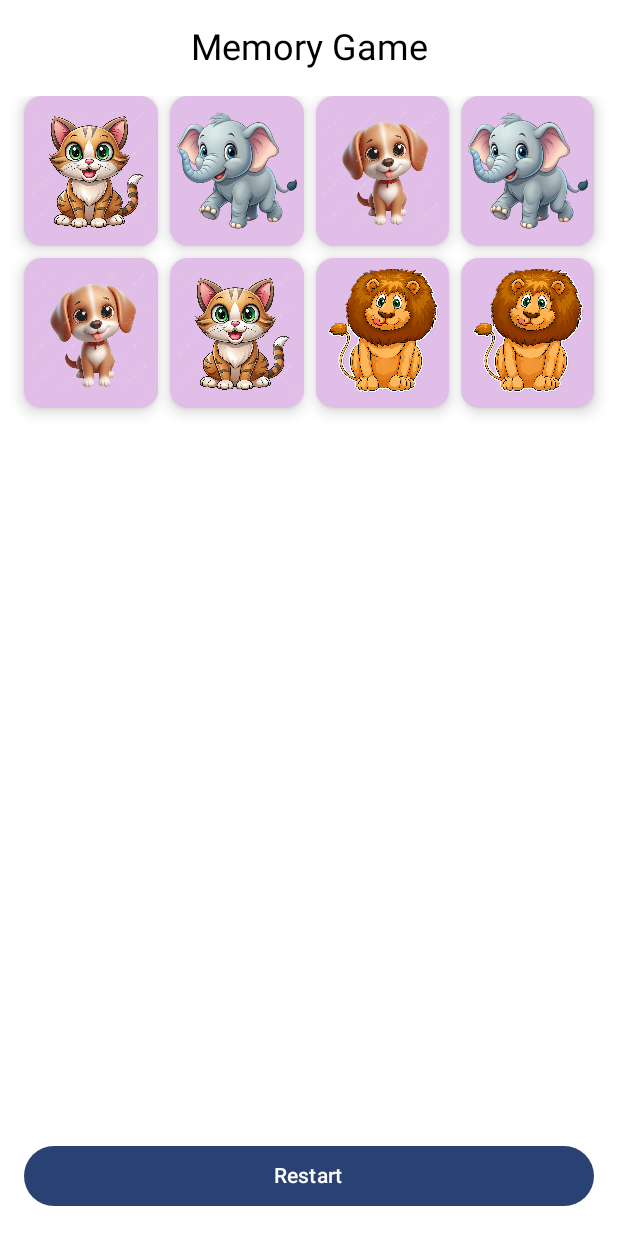
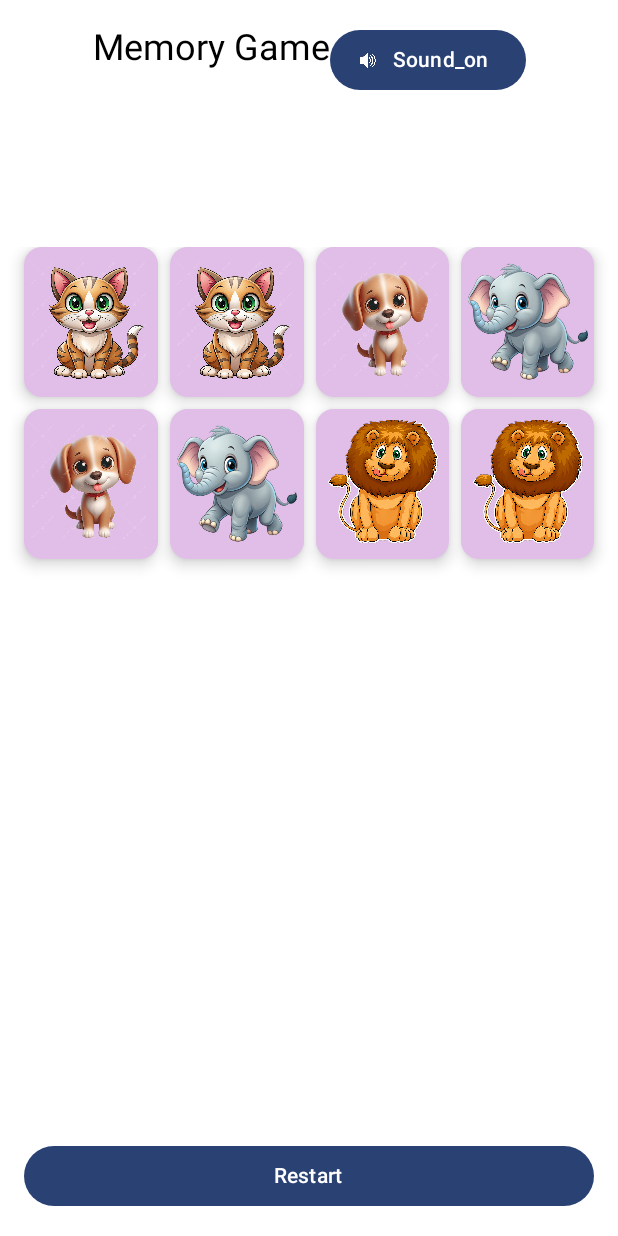
Before and after one commit to talitamorales-tech/ComposeMemory, an Android app built with Jetpack Compose: the @Preview function MemoryGameScreenPreview, on a phone screen of 412 x 824 dp. Run offline under Robolectric (Android 15) with nearby library versions, the phone set to English and light mode, and no system bars.

Commit message:
Setting animal sound button

```diff
--- a/app/src/main/java/com/talitamorales/composememory/MemoryGameScreen.kt
+++ b/app/src/main/java/com/talitamorales/composememory/MemoryGameScreen.kt
@@ -1,19 +1,25 @@
 package com.talitamorales.composememory
 
 import android.media.MediaPlayer
+import android.widget.Toast
 import androidx.lifecycle.viewmodel.compose.viewModel
 import androidx.compose.foundation.layout.Arrangement
 import androidx.compose.foundation.layout.Column
+import androidx.compose.foundation.layout.Row
+import androidx.compose.foundation.layout.Spacer
 import androidx.compose.foundation.layout.WindowInsets
 import androidx.compose.foundation.layout.fillMaxSize
 import androidx.compose.foundation.layout.fillMaxWidth
 import androidx.compose.foundation.layout.padding
 import androidx.compose.foundation.layout.safeDrawing
+import androidx.compose.foundation.layout.size
 import androidx.compose.foundation.layout.windowInsetsPadding
 import androidx.compose.foundation.lazy.grid.GridCells
 import androidx.compose.foundation.lazy.grid.LazyVerticalGrid
 import androidx.compose.foundation.lazy.grid.items
 import androidx.compose.material3.Button
+import androidx.compose.material3.ButtonDefaults
+import androidx.compose.material3.Icon
 import androidx.compose.material3.MaterialTheme
 import androidx.compose.material3.Text
 import androidx.compose.runtime.Composable
@@ -25,6 +31,7 @@ import androidx.compose.runtime.setValue
 import androidx.compose.ui.Alignment
 import androidx.compose.ui.Modifier
 import androidx.compose.ui.platform.LocalContext
+import androidx.compose.ui.res.painterResource
 import androidx.compose.ui.text.style.TextAlign
 import androidx.compose.ui.unit.dp
 import com.talitamorales.composememory.gamelogic.MemoryCard
@@ -37,6 +44,9 @@ fun MemoryGameScreen(viewModel: GameViewModel = viewModel()) {
     val context = LocalContext.current
     var mediaPlayer: MediaPlayer? by remember { mutableStateOf(null) }
     val scope = rememberCoroutineScope()
+    var isSoundEnabled by remember { mutableStateOf(true) }
+    var imageSound by remember { mutableStateOf(R.drawable.sound_on) }
+
     Column(
         horizontalAlignment = Alignment.CenterHorizontally,
         verticalArrangement = Arrangement.Center,
@@ -45,16 +55,44 @@ fun MemoryGameScreen(viewModel: GameViewModel = viewModel()) {
             .windowInsetsPadding(WindowInsets.safeDrawing)
             .padding(16.dp)
     ) {
-        Text(
-            text = if (viewModel.gameWon) "🎉 You won!" else "Memory Game",
-            style = MaterialTheme.typography.headlineSmall,
-            textAlign = TextAlign.Center,
-            modifier = Modifier.padding(bottom = 16.dp)
+        Row(Modifier.weight(20.0f), horizontalArrangement = Arrangement.Center) {
+            Text(
+                text = if (viewModel.gameWon) "🎉 You won!" else "Memory Game",
+                style = MaterialTheme.typography.headlineSmall,
+                textAlign = TextAlign.Center,
+                modifier = Modifier.padding(bottom = 16.dp)
             )
+            Button(
+                onClick = {
+                    if (isSoundEnabled) {
+                        imageSound = R.drawable.sound_off
+                        isSoundEnabled = false
+                    } else {
+                        if (mediaPlayer?.isPlaying == true) {
+                            mediaPlayer?.stop()
+                            mediaPlayer?.release()
+                            mediaPlayer = null
+                        }
+                        imageSound = R.drawable.sound_on
+                        isSoundEnabled = true
+                    }
+                    Toast.makeText(context,if(isSoundEnabled) "Sound_on 🔊" else "Sound_off 🔇",Toast.LENGTH_SHORT).show()
+                },
+                contentPadding = ButtonDefaults.ButtonWithIconContentPadding
+            ) {
+                Icon(
+                    painterResource(id = imageSound),
+                    contentDescription = "Sound button",
+                    modifier = Modifier.size(ButtonDefaults.IconSize)
+                )
+                Spacer(Modifier.size(ButtonDefaults.IconSpacing))
+                Text(if (isSoundEnabled) "Sound_on" else "Sound_off")
+            }
+        }
 
         LazyVerticalGrid(
             columns = GridCells.Fixed(4),
-            modifier = Modifier.weight(1f),
+            modifier = Modifier.weight(80.0f),
             horizontalArrangement = Arrangement.spacedBy(8.dp),
             verticalArrangement = Arrangement.spacedBy(8.dp)
         ) {
@@ -63,22 +101,22 @@ fun MemoryGameScreen(viewModel: GameViewModel = viewModel()) {
                     card = card,
                     isMemorizing = viewModel.isMemorizing,
                     onClick =  {
-                        if (mediaPlayer?.isPlaying == true) {
-
-                        }
+                        // Toca som do animal
                         mediaPlayer?.release()
                         mediaPlayer = null
-                        if (card.soundRes != null) {
+                        if (isSoundEnabled && card.soundRes != null) {
                             mediaPlayer = MediaPlayer.create(context, card.soundRes)
                             mediaPlayer?.start()
                         }
+
                         viewModel.onCardClicked(card)
                         // Esperamos 900 milisegunods porque o evento que verifica
                         // se o jogador ganhou o jogo é assincrono e demora 800 milisegundos na GameViewModel (onCardClicked)
                         // scope é uma CoRoutine
                         scope.launch {
                             delay(900)
-                            if (viewModel.gameWon) {
+                            // Toca musica da vitoria se ganhou o jogo
+                            if (isSoundEnabled && viewModel.gameWon) {
                                 mediaPlayer?.stop()
                                 mediaPlayer?.release()
                                 mediaPlayer = null
--- a/app/src/main/java/com/talitamorales/composememory/gamelogic/MemoryCard.kt
+++ b/app/src/main/java/com/talitamorales/composememory/gamelogic/MemoryCard.kt
@@ -1,6 +1,6 @@
 package com.talitamorales.composememory.gamelogic
 
-import android.content.res.Resources.Theme
+
 import androidx.compose.foundation.Image
 import androidx.compose.foundation.background
 import androidx.compose.foundation.clickable
@@ -10,12 +10,9 @@ import androidx.compose.foundation.layout.size
 import androidx.compose.foundation.shape.RoundedCornerShape
 import androidx.compose.material3.Card
 import androidx.compose.material3.CardDefaults
-import androidx.compose.material3.MaterialTheme
-import androidx.compose.material3.Text
 import androidx.compose.runtime.Composable
 import androidx.compose.ui.Alignment
 import androidx.compose.ui.Modifier
-import androidx.compose.ui.graphics.Color
 import androidx.compose.ui.res.painterResource
 import androidx.compose.ui.unit.dp
 import com.talitamorales.composememory.R
--- a/app/src/main/java/com/talitamorales/composememory/viewmodel/GameViewModel.kt
+++ b/app/src/main/java/com/talitamorales/composememory/viewmodel/GameViewModel.kt
@@ -1,4 +1,5 @@
 package com.talitamorales.composememory.viewmodel
+
 
 import androidx.compose.runtime.getValue
 import androidx.compose.runtime.mutableStateListOf
@@ -59,9 +60,11 @@ class GameViewModel: ViewModel() {
                 if (first.imageRes == second.imageRes) {
                     first.isMatched = true
                     second.isMatched = true
+
                 } else {
                     first.isFaceUp = false
                     second.isFaceUp = false
+
                 }
                 selectedCards.clear()
                 if (cards.all { it.isMatched }) gameWon = true
```
Also changed, not shown: app/src/main/res/drawable/sound_off.png (added), app/src/main/res/drawable/sound_on.png (added), 166 other files.
